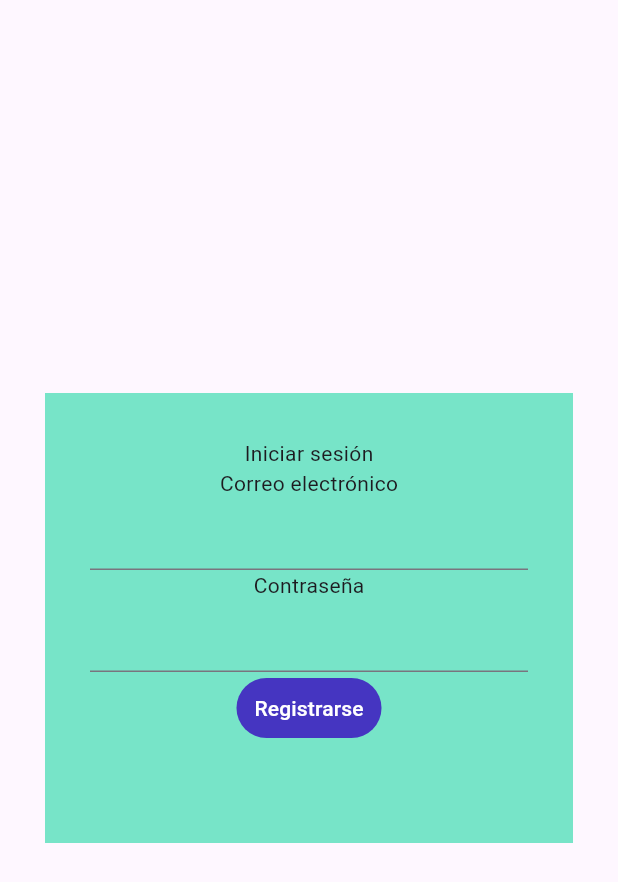
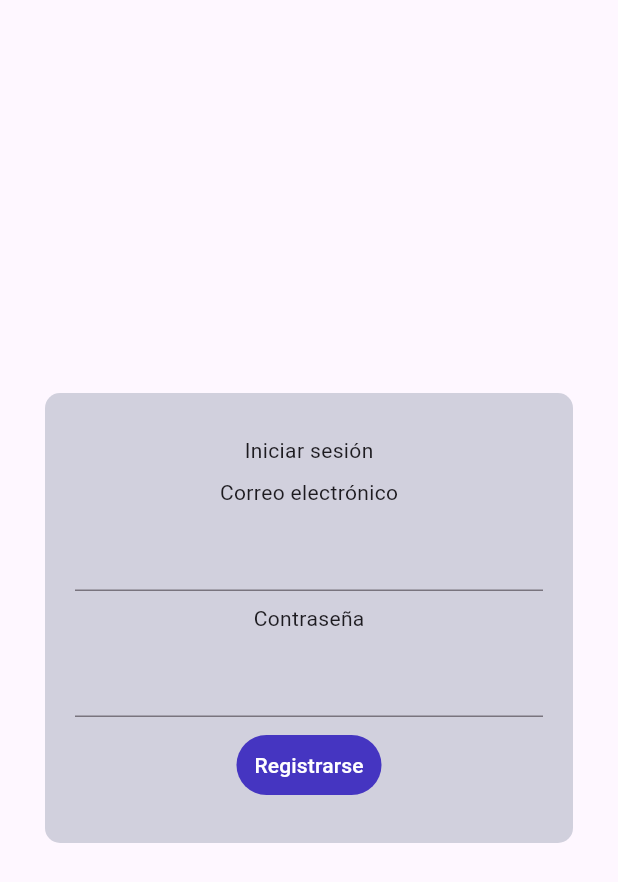
Before and after one commit to dandresrp/login, a Flutter app: the screen it shows after launch, on a phone screen of 412 x 824 dp. Shown: the top 882 px of the screen. Run offline on Flutter 3.47's test engine with Material 3 defaults, Android fonts, the phone set to English and light mode, and no system bars.

Commit message:
Modificar diseño de la pantalla de inicio de sesion

```diff
--- a/lib/iniciar_sesion.dart
+++ b/lib/iniciar_sesion.dart
@@ -1,16 +1,22 @@
 import 'package:flutter/material.dart';
 
 class InicioSesion extends StatelessWidget {
+  const InicioSesion({super.key});
+
   @override
   Widget build(BuildContext context) {
     return Scaffold(
       body: Center(
         child: Container(
-          color: Color.fromRGBO(119, 228, 200,1),
+          decoration: BoxDecoration(
+            color: Color.fromRGBO(209, 208, 221, 1),
+            borderRadius: BorderRadius.circular(10.0)
+          ),
           margin: EdgeInsets.all(30),
-          padding: EdgeInsets.all(30),
+          padding: EdgeInsets.all(20),
           height: 300,
           child: Column(
+            mainAxisAlignment: MainAxisAlignment.spaceEvenly,
             children: [
               Text('Iniciar sesión'),
               Text('Correo electrónico'),
```
